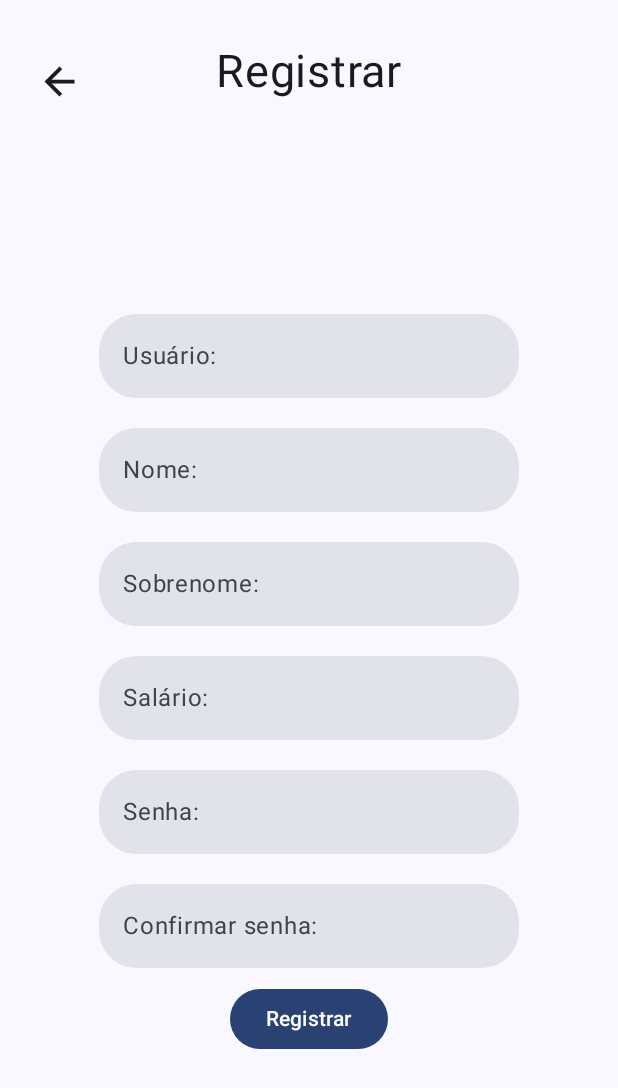
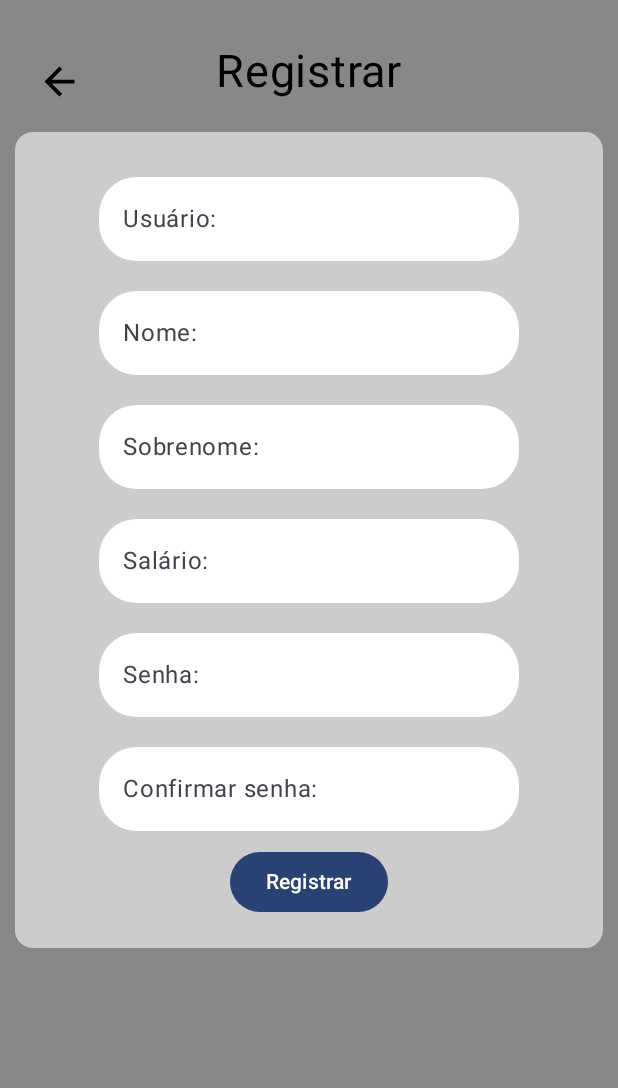
Before and after one commit to GabiNandes09/MyFinances, an Android app built with Jetpack Compose: the RegisterUI screen opened through its navigation route, on a phone screen of 412 x 824 dp. Shown: the top 1088 px of the screen. Run offline under Robolectric (Android 15) with nearby library versions, the phone set to English and light mode, and no system bars.

Commit message:
Tela de registro padronizada, correções de cores nas outras telas

```diff
--- a/app/src/main/java/com/rogue/financesrogue/ui/screen/ItemPurchasedUI.kt
+++ b/app/src/main/java/com/rogue/financesrogue/ui/screen/ItemPurchasedUI.kt
@@ -16,6 +16,7 @@ import androidx.compose.material.icons.filled.ArrowBack
 import androidx.compose.material3.Button
 import androidx.compose.material3.ButtonDefaults
 import androidx.compose.material3.Card
+import androidx.compose.material3.CardDefaults
 import androidx.compose.material3.Icon
 import androidx.compose.material3.IconButton
 import androidx.compose.material3.Scaffold
@@ -76,7 +77,10 @@ fun ItemPurchasedUI() {
             modifier = Modifier
                 .padding(paddingValues)
                 .padding(10.dp)
-                .wrapContentHeight()
+                .wrapContentHeight(),
+            colors = CardDefaults.cardColors(
+                containerColor = Color.LightGray
+            )
         ) {
             LazyColumn(
                 modifier = Modifier
--- a/app/src/main/java/com/rogue/financesrogue/ui/screen/ParcelValuesUI.kt
+++ b/app/src/main/java/com/rogue/financesrogue/ui/screen/ParcelValuesUI.kt
@@ -16,6 +16,7 @@ import androidx.compose.material.icons.filled.ArrowBack
 import androidx.compose.material3.Button
 import androidx.compose.material3.ButtonDefaults
 import androidx.compose.material3.Card
+import androidx.compose.material3.CardDefaults
 import androidx.compose.material3.Icon
 import androidx.compose.material3.IconButton
 import androidx.compose.material3.Scaffold
@@ -73,7 +74,10 @@ fun ParcelValuesdUI() {
         Card(
             modifier = Modifier
                 .padding(paddingValues)
-                .padding(10.dp)
+                .padding(10.dp),
+            colors = CardDefaults.cardColors(
+                containerColor = Color.LightGray
+            )
         ) {
             LazyColumn(
                 modifier = Modifier
--- a/app/src/main/java/com/rogue/financesrogue/ui/screen/RegisterUI.kt
+++ b/app/src/main/java/com/rogue/financesrogue/ui/screen/RegisterUI.kt
@@ -7,10 +7,14 @@ import androidx.compose.foundation.layout.fillMaxSize
 import androidx.compose.foundation.layout.fillMaxWidth
 import androidx.compose.foundation.layout.padding
 import androidx.compose.foundation.layout.size
+import androidx.compose.foundation.layout.wrapContentHeight
+import androidx.compose.foundation.lazy.LazyColumn
 import androidx.compose.foundation.shape.RoundedCornerShape
 import androidx.compose.material.icons.Icons
 import androidx.compose.material.icons.filled.ArrowBack
 import androidx.compose.material3.Button
+import androidx.compose.material3.Card
+import androidx.compose.material3.CardDefaults
 import androidx.compose.material3.Icon
 import androidx.compose.material3.IconButton
 import androidx.compose.material3.Scaffold
@@ -30,15 +34,26 @@ import com.rogue.financesrogue.Nav
 @Composable
 fun RegisterUI() {
     Scaffold(
-        topBar = { TitleHead() }
+        topBar = { TitleHead() },
+        containerColor = Color.Gray
     ) { paddingValues ->
-        Column(
+        Card(
             modifier = Modifier
                 .padding(paddingValues)
-                .fillMaxSize(),
+                .padding(10.dp),
+            colors = CardDefaults.cardColors(
+                containerColor = Color.LightGray
+            )
+        ){
+            LazyColumn(
+                modifier = Modifier
+                    .fillMaxWidth()
+                    .wrapContentHeight()
+                    .padding(vertical = 20.dp),
                 horizontalAlignment = Alignment.CenterHorizontally,
                 verticalArrangement = Arrangement.Center
             ) {
+                item {
                     TextField(
                         value = "",
                         onValueChange = {},
@@ -49,9 +64,13 @@ fun RegisterUI() {
                             disabledIndicatorColor = Color.Transparent,
                             focusedIndicatorColor = Color.Transparent,
                             unfocusedIndicatorColor = Color.Transparent,
-                    errorIndicatorColor = Color.Transparent
+                            errorIndicatorColor = Color.Transparent,
+                            focusedContainerColor = Color.White,
+                            unfocusedContainerColor = Color.White
                         )
                     )
+                }
+                item {
                     TextField(
                         value = "",
                         onValueChange = {},
@@ -62,9 +81,13 @@ fun RegisterUI() {
                             disabledIndicatorColor = Color.Transparent,
                             focusedIndicatorColor = Color.Transparent,
                             unfocusedIndicatorColor = Color.Transparent,
-                    errorIndicatorColor = Color.Transparent
+                            errorIndicatorColor = Color.Transparent,
+                            focusedContainerColor = Color.White,
+                            unfocusedContainerColor = Color.White
                         )
                     )
+                }
+                item {
                     TextField(
                         value = "",
                         onValueChange = {},
@@ -75,9 +98,13 @@ fun RegisterUI() {
                             disabledIndicatorColor = Color.Transparent,
                             focusedIndicatorColor = Color.Transparent,
                             unfocusedIndicatorColor = Color.Transparent,
-                    errorIndicatorColor = Color.Transparent
+                            errorIndicatorColor = Color.Transparent,
+                            focusedContainerColor = Color.White,
+                            unfocusedContainerColor = Color.White
                         )
                     )
+                }
+                item {
                     TextField(
                         value = "",
                         onValueChange = {},
@@ -88,9 +115,13 @@ fun RegisterUI() {
                             disabledIndicatorColor = Color.Transparent,
                             focusedIndicatorColor = Color.Transparent,
                             unfocusedIndicatorColor = Color.Transparent,
-                    errorIndicatorColor = Color.Transparent
+                            errorIndicatorColor = Color.Transparent,
+                            focusedContainerColor = Color.White,
+                            unfocusedContainerColor = Color.White
                         )
                     )
+                }
+                item {
                     TextField(
                         value = "",
                         onValueChange = {},
@@ -101,9 +132,13 @@ fun RegisterUI() {
                             disabledIndicatorColor = Color.Transparent,
                             focusedIndicatorColor = Color.Transparent,
                             unfocusedIndicatorColor = Color.Transparent,
-                    errorIndicatorColor = Color.Transparent
+                            errorIndicatorColor = Color.Transparent,
+                            focusedContainerColor = Color.White,
+                            unfocusedContainerColor = Color.White
                         )
                     )
+                }
+                item {
                     TextField(
                         value = "",
                         onValueChange = {},
@@ -114,11 +149,17 @@ fun RegisterUI() {
                             disabledIndicatorColor = Color.Transparent,
                             focusedIndicatorColor = Color.Transparent,
                             unfocusedIndicatorColor = Color.Transparent,
-                    errorIndicatorColor = Color.Transparent
+                            errorIndicatorColor = Color.Transparent,
+                            focusedContainerColor = Color.White,
+                            unfocusedContainerColor = Color.White
                         )
                     )
+                }
+                item {
                     Button(onClick = { /*TODO*/ }) {
                         Text(text = "Registrar")
+                    }
+                }
             }
         }
     }
--- a/app/src/main/java/com/rogue/financesrogue/ui/screen/ValueToReceiveUI.kt
+++ b/app/src/main/java/com/rogue/financesrogue/ui/screen/ValueToReceiveUI.kt
@@ -16,6 +16,7 @@ import androidx.compose.material.icons.filled.ArrowBack
 import androidx.compose.material3.Button
 import androidx.compose.material3.ButtonDefaults
 import androidx.compose.material3.Card
+import androidx.compose.material3.CardDefaults
 import androidx.compose.material3.Icon
 import androidx.compose.material3.IconButton
 import androidx.compose.material3.Scaffold
@@ -73,7 +74,10 @@ fun ValuesToReceiveUI() {
         Card(
             modifier = Modifier
                 .padding(paddingValues)
-                .padding(10.dp)
+                .padding(10.dp),
+            colors = CardDefaults.cardColors(
+                containerColor = Color.LightGray
+            )
         ) {
             LazyColumn(
                 modifier = Modifier
```
Lines whose indentation alone changed are shown as unchanged.
